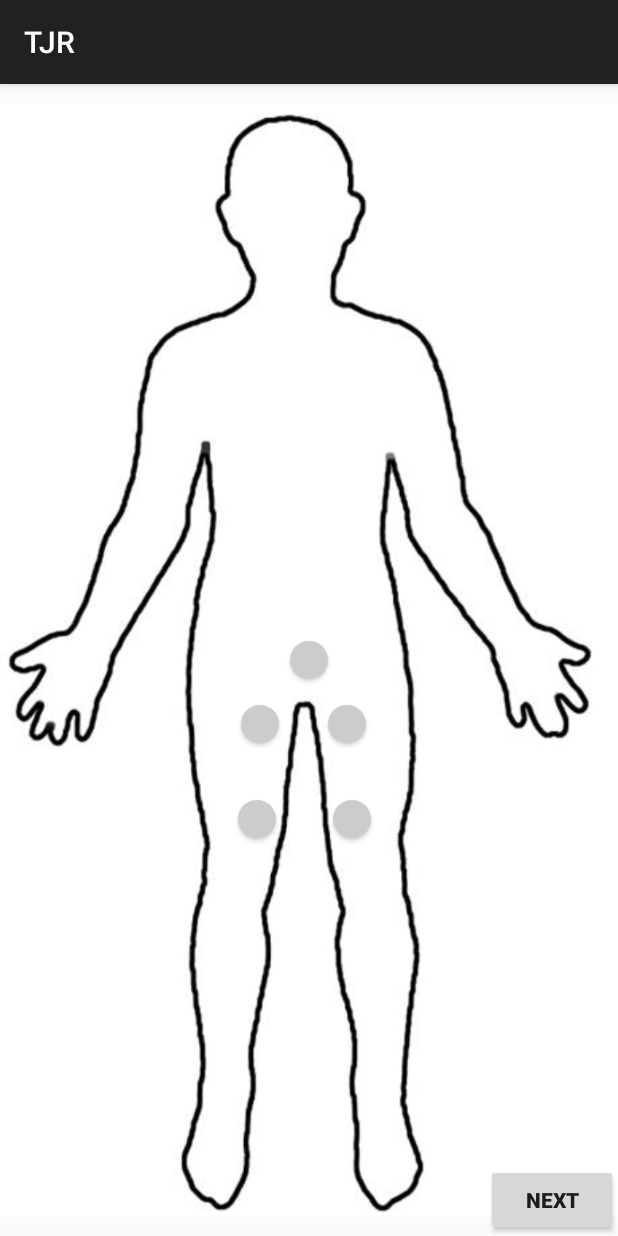
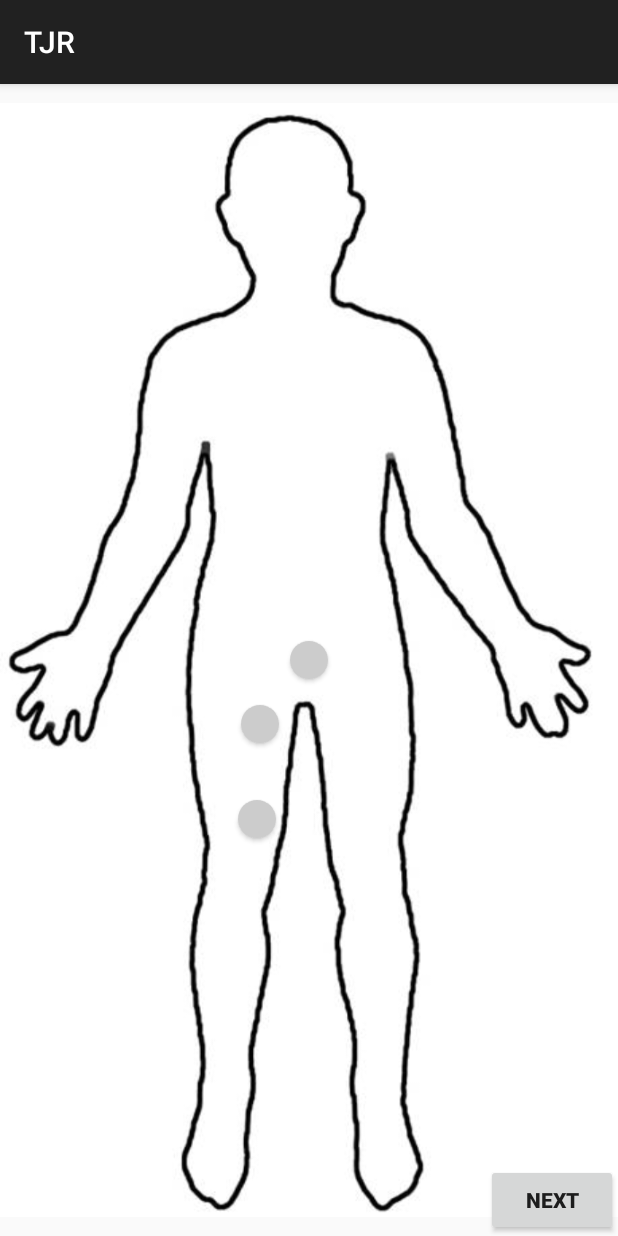
Before and after one commit to anurag3/TJR-Focus-Group, an Android app: the MainActivity3 screen opened directly, with no data from a screen before it, on a phone screen of 412 x 824 dp. Run offline under Robolectric (Android 15) with nearby library versions, the phone set to English and light mode, and no system bars.

Commit message:
Made each interface only show three buttons

```diff
--- a/Knee_Replacement/app/src/main/res/layout/painsurvey1.xml
+++ b/Knee_Replacement/app/src/main/res/layout/painsurvey1.xml
@@ -39,7 +39,8 @@
         android:onClick="buttonselection1"
         android:background="@drawable/roundbutton"
         android:layout_alignTop="@+id/bodybtn2"
-        android:layout_toEndOf="@+id/bodybtn1" />
+        android:layout_toEndOf="@+id/bodybtn1"
+        android:visibility="invisible" />
 
     <Button
         android:layout_width="25dp"
@@ -60,7 +61,8 @@
         android:background="@drawable/roundbutton"
         android:layout_alignTop="@+id/bodybtn4"
         android:layout_alignStart="@+id/bodybtn3"
-        android:layout_marginStart="3dp" />
+        android:layout_marginStart="3dp"
+        android:visibility="invisible"/>
 
     <Button
         android:layout_width="wrap_content"
--- a/Knee_Replacement/app/src/main/res/layout/painsurvey2.xml
+++ b/Knee_Replacement/app/src/main/res/layout/painsurvey2.xml
@@ -40,7 +40,8 @@
         android:onClick="buttonselection2"
         android:background="@drawable/roundbutton"
         android:layout_alignTop="@+id/bodybtn2"
-        android:layout_toEndOf="@+id/bodybtn1" />
+        android:layout_toEndOf="@+id/bodybtn1"
+        android:visibility="invisible" />
 
     <Button
         android:layout_width="25dp"
@@ -61,7 +62,8 @@
         android:background="@drawable/roundbutton"
         android:layout_alignTop="@+id/bodybtn4"
         android:layout_alignStart="@+id/bodybtn3"
-        android:layout_marginStart="3dp" />
+        android:layout_marginStart="3dp"
+        android:visibility="invisible" />
         <Button
             android:layout_width="wrap_content"
             android:layout_height="wrap_content"
--- a/Knee_Replacement/app/src/main/res/layout/painsurvey4.xml
+++ b/Knee_Replacement/app/src/main/res/layout/painsurvey4.xml
@@ -38,7 +38,8 @@
         android:onClick="buttonselection4"
         android:background="@drawable/roundbutton"
         android:layout_alignTop="@+id/bodybtn2"
-        android:layout_toEndOf="@+id/bodybtn1" />
+        android:layout_toEndOf="@+id/bodybtn1"
+        android:visibility="invisible" />
 
     <Button
         android:layout_width="25dp"
@@ -59,7 +60,8 @@
         android:background="@drawable/roundbutton"
         android:layout_alignTop="@+id/bodybtn4"
         android:layout_alignStart="@+id/bodybtn3"
-        android:layout_marginStart="3dp" />
+        android:layout_marginStart="3dp"
+        android:visibility="invisible" />
 
     <Button
         android:layout_width="wrap_content"
--- a/Knee_Replacement/app/src/main/res/layout/painsurvey5.xml
+++ b/Knee_Replacement/app/src/main/res/layout/painsurvey5.xml
@@ -40,7 +40,8 @@
         android:onClick="onClick"
         android:background="@drawable/roundbutton"
         android:layout_alignTop="@+id/bodybtn2"
-        android:layout_toEndOf="@+id/bodybtn1" />
+        android:layout_toEndOf="@+id/bodybtn1"
+        android:visibility="invisible" />
 
     <Button
         android:layout_width="25dp"
@@ -61,7 +62,8 @@
         android:background="@drawable/roundbutton"
         android:layout_alignTop="@+id/bodybtn4"
         android:layout_alignStart="@+id/bodybtn3"
-        android:layout_marginStart="3dp" />
+        android:layout_marginStart="3dp"
+        android:visibility="invisible" />
     <Button
         android:layout_width="wrap_content"
         android:layout_height="wrap_content"
--- a/Knee_Replacement/app/src/main/res/layout/painsurvey6.xml
+++ b/Knee_Replacement/app/src/main/res/layout/painsurvey6.xml
@@ -40,7 +40,8 @@
         android:onClick="onClick"
         android:background="@drawable/roundbutton"
         android:layout_alignTop="@+id/bodybtn2"
-        android:layout_toEndOf="@+id/bodybtn1" />
+        android:layout_toEndOf="@+id/bodybtn1"
+        android:visibility="invisible" />
 
     <Button
         android:layout_width="25dp"
@@ -61,7 +62,8 @@
         android:background="@drawable/roundbutton"
         android:layout_alignTop="@+id/bodybtn4"
         android:layout_alignStart="@+id/bodybtn3"
-        android:layout_marginStart="3dp" />
+        android:layout_marginStart="3dp"
+        android:visibility="invisible" />
     <Button
         android:layout_width="wrap_content"
         android:layout_height="wrap_content"
```
Also changed, not shown: Knee_Replacement/app/src/main/java/anuragdesai/library/kneereplacement/goToPainSurvey3.java (+4 -4 lines).
